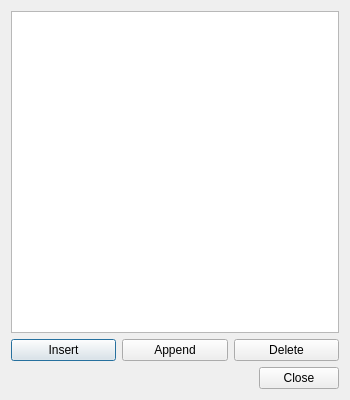
Before: the Qt Designer form src/playingsequencedialog.ui in gitGNU/gnu_tutka, drawn with Qt 5.
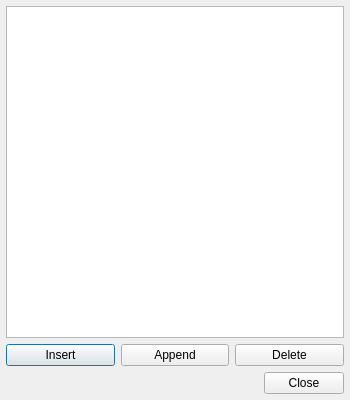
After: the same form once the commit is applied.

Commit message: Fixes: margins didn't really rock

```diff
--- a/src/playingsequencedialog.ui
+++ b/src/playingsequencedialog.ui
@@ -14,6 +14,12 @@
    <string>Playing Sequence 1/1</string>
   </property>
   <layout class="QVBoxLayout" name="verticalLayout">
+   <property name="spacing">
+    <number>6</number>
+   </property>
+   <property name="margin">
+    <number>6</number>
+   </property>
    <item>
     <widget class="QTableView" name="tableView">
      <property name="showDropIndicator" stdset="0">
@@ -44,6 +50,9 @@
    </item>
    <item>
     <layout class="QHBoxLayout" name="horizontalLayout">
+     <property name="spacing">
+      <number>6</number>
+     </property>
      <item>
       <widget class="QPushButton" name="pushButtonInsert">
        <property name="text">
```
The commit also changes 12 other files.
